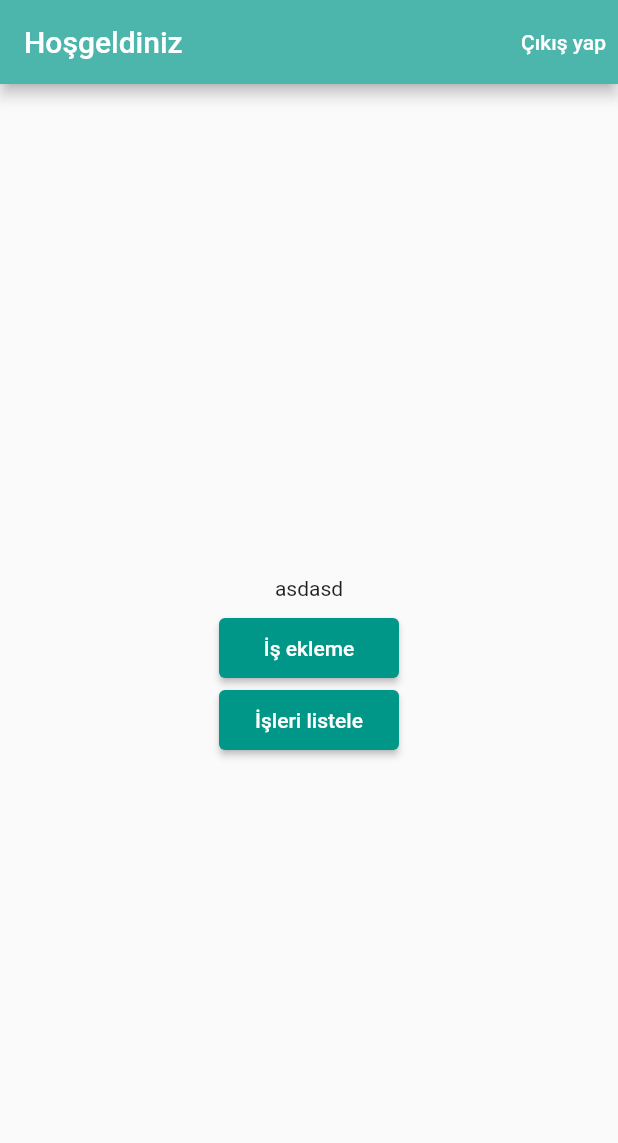
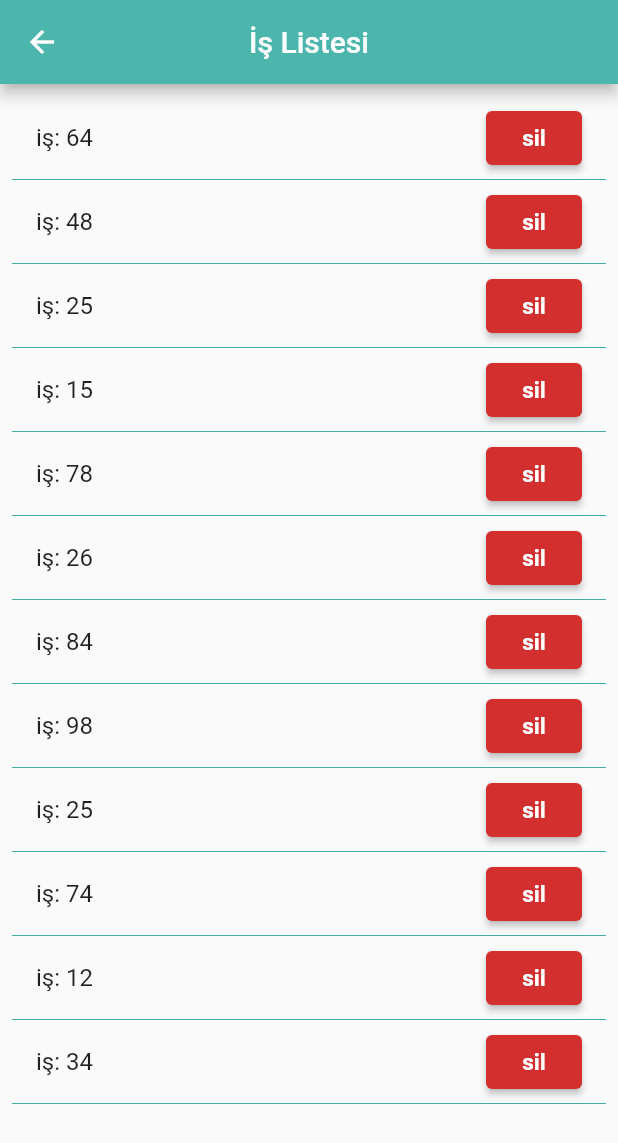
Before and after one commit to YuSaBi/job_list_project, a Flutter app: the MainScreen screen opened directly, after a tap on "İşleri listele", on a phone screen of 412 x 824 dp. Shown: the top 1143 px of the screen. Run offline on Flutter 3.47's test engine with Material 2 defaults, Android fonts, the phone set to English and light mode, and no system bars; our stand-ins replace shared_preferences; accounts and stored records are empty.

Commit message:
listJob tasarimi yapildi

```diff
--- /dev/null
+++ b/lib/views/jobListview.dart
@@ -0,0 +1,78 @@
+import 'package:flutter/material.dart';
+
+/// MAIN CLASS ///
+class jobListView extends StatefulWidget{
+  @override
+  State<StatefulWidget> createState() {
+    return _jobListViewState();
+  }
+
+}
+
+/// MAIN STATE ///
+class _jobListViewState extends State {
+
+  List sayilar = [
+    64,48,25,15,78,26,84,98,25,74,12,34
+  ];
+
+  @override
+  Widget build(BuildContext context) {
+    return Scaffold(
+      appBar: AppBar(
+        title: Text("İş Listesi"),
+        backgroundColor: Colors.teal.shade300,
+        centerTitle: true,
+      ),
+      body: buildBody(),
+    );
+  }
+
+  buildBody() {
+    return Padding(
+      padding: const EdgeInsets.all(8.0),
+      child: Column(
+        children: <Widget>[
+          Expanded(
+            child: builderListView()
+          ),
+          SizedBox(height: 5.0,),
+          //Text("Seçili olan: "),
+          /*
+          Row(
+            children: <Widget>[
+
+            ],
+          )
+          */
+        ],
+      ),
+    );
+  }
+
+  builderListView() {
+    return ListView.builder(
+      itemCount: sayilar.length,
+      itemBuilder: (context, index) {
+        return Column(
+          children: [
+            ListTile(
+              title: Text("iş: ${sayilar[index]}"),
+              trailing: ElevatedButton(
+                onPressed: (){ },
+                child: Text("sil"),
+                style: ElevatedButton.styleFrom(
+                  primary: Colors.red.shade700,
+                  textStyle:
+                  TextStyle(fontSize: 15, fontWeight: FontWeight.bold),
+                ),
+              ),
+            ),
+            Divider(height: 0.0, color: Colors.teal, thickness: 0.5,),
+          ],
+        );
+      },
+    );
+  }
+
+}
--- a/lib/views/loginScreen.dart
+++ b/lib/views/loginScreen.dart
@@ -175,7 +175,7 @@ class _loginScreenState extends State<loginScreen> {
   var jsonData;
   //sharedPreferences = await SharedPreferences.getInstance();
   final response = await http.post(
-    Uri.parse('http://192.168.212.172:8080/api/Default/UserLogin_Manager'),// 10.0.2.2   localhost  Mert : 192.168.177.172  Test_UserLogin
+    Uri.parse('http://10.0.2.2:8080/api/Default/UserLogin_Manager'),// 10.0.2.2   localhost  Mert : 192.168.177.172  Test_UserLogin
     headers: <String, String>{
       'Content-Type': 'application/json; charset=UTF-8',
     },
--- a/lib/views/mainScreen.dart
+++ b/lib/views/mainScreen.dart
@@ -2,6 +2,7 @@
 import 'package:flutter/material.dart';
 import 'package:job_list_project/views/loginScreen.dart';
 import 'package:shared_preferences/shared_preferences.dart';
+import '../views/jobListview.dart';
 
 /// MAIN CLASS ///
 class MainScreen extends StatefulWidget{
@@ -74,7 +75,7 @@ class _MainScreenState extends State<MainScreen> {
           // üst tarafa bişeyler eklersek.
           const Padding(
             padding: EdgeInsets.all(8.0),
-            child: Text("asdasd"),
+            child: Text("kullanıcı : (Kullanici_adi)"),
           ),
           _IsGirisBtn(),
           _IsListeleBtn(),
@@ -107,7 +108,9 @@ class _MainScreenState extends State<MainScreen> {
       ),
       child: Text("İşleri listele"),
       onPressed: () {
-        return null;
+        //return null;
+        //Navigator.of(context).pushAndRemoveUntil(MaterialPageRoute(builder: (context) => loginScreen()), (Route<dynamic> route) => false);
+        Navigator.push(context, MaterialPageRoute(builder: (context) => jobListView(),));
       },
     ),
   );
```
Also changed, not shown: lib/models/responseJobModel.dart (added, +73 -0 lines), lib/models/userLogin.dart (deleted, +0 -23 lines), lib/models/userLoginM.dart (deleted, +0 -35 lines), lib/models/userLoginRequest.dart (deleted, +0 -33 lines).
